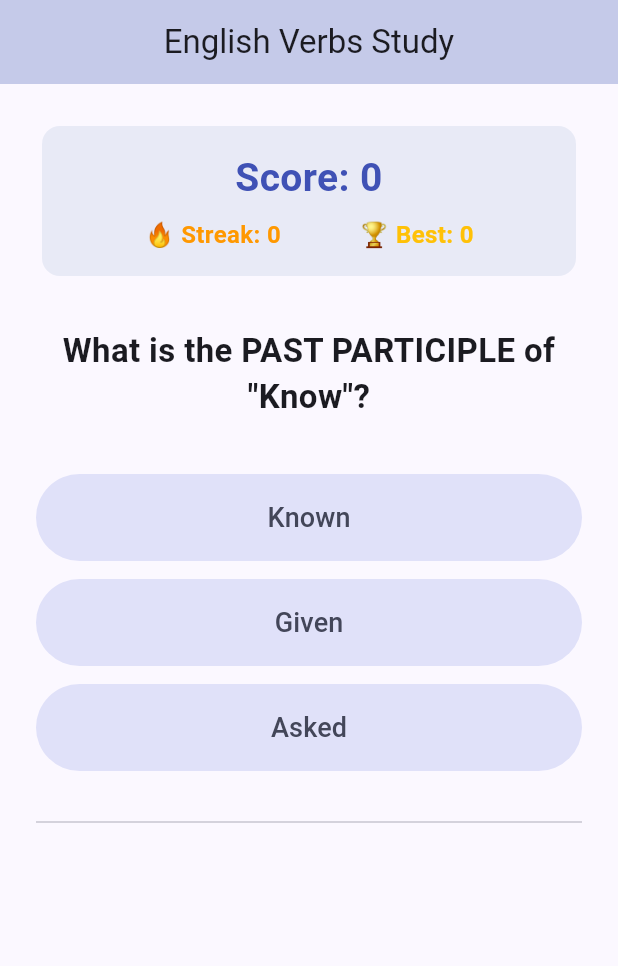
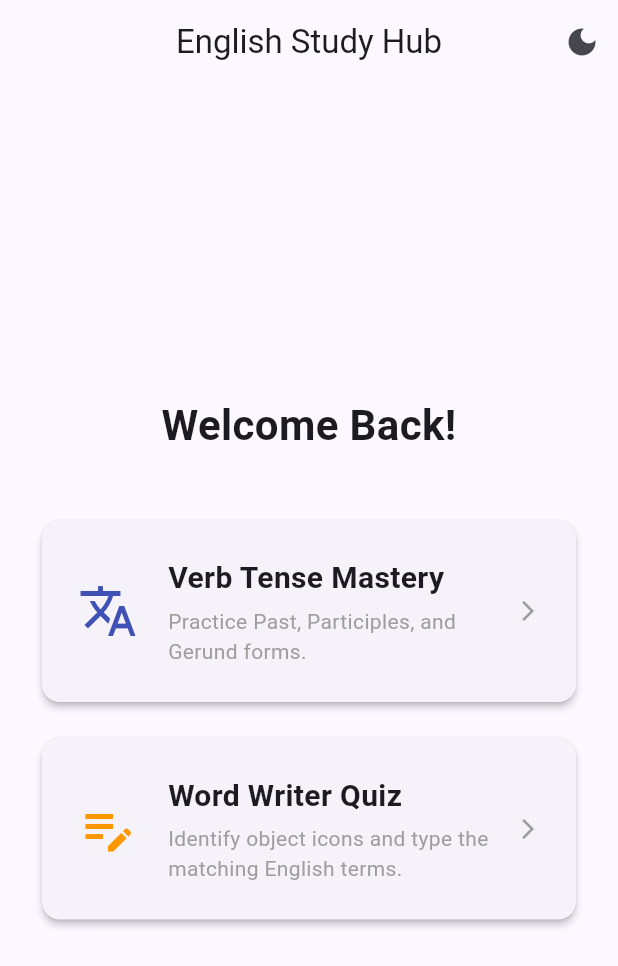
Before and after one commit to leonardodgomes/english_verbs_study, a Flutter app: the screen it shows after launch, on a phone screen of 412 x 824 dp. Shown: the top 966 px of the screen. Run offline on Flutter 3.47's test engine with Material 3 defaults, Android fonts, the phone set to English and light mode, and no system bars; our stand-ins replace audioplayers, shared_preferences.

Commit message:
vocabulary first version

```diff
--- /dev/null
+++ b/lib/data/vocab_model.dart
@@ -0,0 +1,19 @@
+class VocabularyItem {
+  final String word;
+  final String hint;
+  final String iconName;
+
+  VocabularyItem({
+    required this.word,
+    required this.hint,
+    required this.iconName,
+  });
+
+  factory VocabularyItem.fromJson(Map<String, dynamic> json) {
+    return VocabularyItem(
+      word: json['word'],
+      hint: json['hint'],
+      iconName: json['iconName'] ?? 'help_outline',
+    );
+  }
+}
--- a/lib/main.dart
+++ b/lib/main.dart
@@ -3,8 +3,9 @@ import 'package:flutter/material.dart';
 import 'package:flutter/services.dart';
 import 'package:shared_preferences/shared_preferences.dart';
 import 'data/verb_model.dart';
+import 'data/vocab_model.dart';
 import 'state/quiz_notifier.dart';
-import 'ui/quiz_screen.dart';
+import 'ui/home_screen.dart';
 
 void main() {
   runApp(const MyApp());
@@ -13,41 +14,59 @@ void main() {
 class MyApp extends StatelessWidget {
   const MyApp({super.key});
 
-  Future<DynamicQuizNotifier> _initQuizNotifier() async {
-    // Initialize standard instances natively
+  Future<Map<String, dynamic>> _initAppData() async {
     final SharedPreferences prefs = await SharedPreferences.getInstance();
 
-    final String response = await rootBundle.loadString('assets/verbs.json');
-    final List<dynamic> data = json.decode(response);
-    final List<Verb> loadedVerbs = data.map((jsonItem) => Verb.fromJson(jsonItem)).toList();
+    // 1. Load the Verbs Game Data
+    final String verbsResponse = await rootBundle.loadString('assets/verbs.json');
+    final List<dynamic> verbsData = json.decode(verbsResponse);
+    final List<Verb> loadedVerbs = verbsData.map((jsonItem) => Verb.fromJson(jsonItem)).toList();
 
-    return DynamicQuizNotifier(loadedVerbs, prefs);
+    // 2. Load the Vocabulary Game Data
+    final String vocabResponse = await rootBundle.loadString('assets/vocabulary.json');
+    final List<dynamic> vocabData = json.decode(vocabResponse);
+    final List<VocabularyItem> loadedVocab = vocabData.map((jsonItem) => VocabularyItem.fromJson(jsonItem)).toList();
+
+    return {
+      'notifier': DynamicQuizNotifier(loadedVerbs, prefs),
+      'vocabList': loadedVocab
+    };
   }
 
   @override
   Widget build(BuildContext context) {
+    return FutureBuilder<Map<String, dynamic>>(
+      future: _initAppData(),
+      builder: (context, snapshot) {
+        if (snapshot.connectionState == ConnectionState.waiting) {
+          return const MaterialApp(home: Scaffold(body: Center(child: CircularProgressIndicator())));
+        }
+        if (snapshot.hasError) {
+          return const MaterialApp(home: Scaffold(body: Center(child: Text('Error initializing application.'))));
+        }
+
+        final DynamicQuizNotifier quizNotifier = snapshot.data!['notifier'];
+        final List<VocabularyItem> vocabList = snapshot.data!['vocabList'];
+
+        return ValueListenableBuilder<DynamicQuizState>(
+          valueListenable: quizNotifier,
+          builder: (context, state, child) {
             return MaterialApp(
               debugShowCheckedModeBanner: false,
+              themeMode: state.isDarkMode ? ThemeMode.dark : ThemeMode.light,
               theme: ThemeData(
-        colorScheme: ColorScheme.fromSeed(seedColor: Colors.indigo),
+                colorScheme: ColorScheme.fromSeed(seedColor: Colors.indigo, brightness: Brightness.light),
                 useMaterial3: true,
               ),
-      home: FutureBuilder<DynamicQuizNotifier>(
-        future: _initQuizNotifier(),
-        builder: (context, snapshot) {
-          if (snapshot.connectionState == ConnectionState.waiting) {
-            return const Scaffold(
-              body: Center(child: CircularProgressIndicator()),
+              darkTheme: ThemeData(
+                colorScheme: ColorScheme.fromSeed(seedColor: Colors.indigo, brightness: Brightness.dark),
+                useMaterial3: true,
+              ),
+              home: HomeScreen(quizNotifier: quizNotifier, vocabularyList: vocabList),
             );
-          }
-          if (snapshot.hasError) {
-            return const Scaffold(
-              body: Center(child: Text('Error loading verb dataset.')),
+          },
         );
-          }
-          return QuizScreen(quizNotifier: snapshot.data!);
       },
-      ),
     );
   }
 }
--- a/lib/state/quiz_notifier.dart
+++ b/lib/state/quiz_notifier.dart
@@ -1,5 +1,7 @@
 import 'dart:math';
 import 'package:flutter/material.dart';
+import 'package:flutter/services.dart'; // For native Haptic Feedback
+import 'package:audioplayers/audioplayers.dart';
 import 'package:shared_preferences/shared_preferences.dart';
 import '../data/verb_model.dart';
 import 'question_engine.dart';
@@ -8,6 +10,7 @@ class DynamicQuizState {
   final int score;
   final int streak;
   final int highestStreak;
+  final bool isDarkMode; // New state tracking
   final DynamicQuestion currentQuestion;
   final List<HistoryEntry> history;
 
@@ -15,6 +18,7 @@ class DynamicQuizState {
     required this.score,
     required this.streak,
     required this.highestStreak,
+    required this.isDarkMode,
     required this.currentQuestion,
     required this.history,
   });
@@ -22,14 +26,15 @@ class DynamicQuizState {
 
 class DynamicQuizNotifier extends ValueNotifier<DynamicQuizState> {
   final List<Verb> _verbs;
-  final SharedPreferences _prefs; // Changed to traditional class
+  final SharedPreferences _prefs;
+  final AudioPlayer _audioPlayer = AudioPlayer(); // Initialize player instance
 
   DynamicQuizNotifier(this._verbs, this._prefs)
       : super(DynamicQuizState(
           score: 0,
           streak: 0,
-          // Read the saved best score using traditional getInt
           highestStreak: _prefs.getInt('highest_streak_key') ?? 0,
+          isDarkMode: _prefs.getBool('is_dark_mode_key') ?? false, // Load dark mode save
           currentQuestion: DynamicQuestion.generate(_pickVerbByWeight(_verbs), _verbs),
           history: [],
         ));
@@ -45,6 +50,21 @@ class DynamicQuizNotifier extends ValueNotifier<DynamicQuizState> {
     return verbs.first;
   }
 
+  // Toggles dark mode globally and saves to storage file
+  void toggleTheme() {
+    final nextMode = !value.isDarkMode;
+    _prefs.setBool('is_dark_mode_key', nextMode);
+
+    value = DynamicQuizState(
+      score: value.score,
+      streak: value.streak,
+      highestStreak: value.highestStreak,
+      isDarkMode: nextMode,
+      currentQuestion: value.currentQuestion,
+      history: value.history,
+    );
+  }
+
   void submitAnswer(String selectedAnswer) {
     final currentQuestion = value.currentQuestion;
     final activeVerb = currentQuestion.verb;
@@ -58,16 +78,23 @@ class DynamicQuizNotifier extends ValueNotifier<DynamicQuizState> {
       newScore += 1;
       newStreak += 1;
 
+      // Native audio feedback (using official platform link presets)
+      _audioPlayer.play(UrlSource('https://mixkit.co'));
+      HapticFeedback.lightImpact(); // Soft physical vibration check
+
       if (newStreak > newHighestStreak) {
         newHighestStreak = newStreak;
-        // Save using traditional asynchronous setter
         _prefs.setInt('highest_streak_key', newHighestStreak);
       }
-
       if (activeVerb.weight > 1) activeVerb.weight -= 1;
     } else {
       newScore -= 1;
       newStreak = 0;
+
+      // Error feedback triggers
+      _audioPlayer.play(UrlSource('https://mixkit.co'));
+      HapticFeedback.vibrate(); // Heavier device physical buzz alerting a miss
+
       activeVerb.weight += 3;
     }
 
@@ -89,6 +116,7 @@ class DynamicQuizNotifier extends ValueNotifier<DynamicQuizState> {
       score: newScore,
       streak: newStreak,
       highestStreak: newHighestStreak,
+      isDarkMode: value.isDarkMode,
       currentQuestion: DynamicQuestion.generate(nextVerb, _verbs),
       history: updatedHistory,
     );
--- /dev/null
+++ b/lib/state/vocab_notifier.dart
@@ -0,0 +1,57 @@
+import 'dart:math';
+import 'package:flutter/material.dart';
+import 'package:flutter/services.dart';
+import 'package:audioplayers/audioplayers.dart';
+import '../data/vocab_model.dart';
+
+class VocabQuizState {
+  final int score;
+  final int highestScore;
+  final VocabularyItem currentItem;
+
+  VocabQuizState({
+    required this.score,
+    required this.highestScore,
+    required this.currentItem,
+  });
+}
+
+class VocabQuizNotifier extends ValueNotifier<VocabQuizState> {
+  final List<VocabularyItem> _vocabList;
+  final AudioPlayer _audioPlayer = AudioPlayer();
+
+  VocabQuizNotifier(this._vocabList)
+      : super(VocabQuizState(
+          score: 0,
+          highestScore: 0, // You can integrate SharedPreferences here later!
+          currentItem: _vocabList[Random().nextInt(_vocabList.length)],
+        ));
+
+  void checkAnswer(String typedAnswer) {
+    final cleanInput = typedAnswer.trim().toLowerCase();
+    final correctAnswer = value.currentItem.word.trim().toLowerCase();
+
+    int newScore = value.score;
+    int newHighest = value.highestScore;
+
+    if (cleanInput == correctAnswer) {
+      newScore += 1;
+      if (newScore > newHighest) newHighest = newScore;
+      _audioPlayer.play(UrlSource('https://mixkit.co'));
+      HapticFeedback.lightImpact();
+    } else {
+      newScore = 0; // Resets current streak on mistake
+      _audioPlayer.play(UrlSource('https://mixkit.co'));
+      HapticFeedback.vibrate();
+    }
+
+    // Pick a new unique random item
+    final nextItem = _vocabList[Random().nextInt(_vocabList.length)];
+
+    value = VocabQuizState(
+      score: newScore,
+      highestScore: newHighest,
+      currentItem: nextItem,
+    );
+  }
+}
--- /dev/null
+++ b/lib/ui/home_screen.dart
@@ -0,0 +1,128 @@
+import 'package:flutter/material.dart';
+import '../state/quiz_notifier.dart';
+import '../state/vocab_notifier.dart';
+import '../data/vocab_model.dart';
+import 'quiz_screen.dart';
+import 'vocab_screen.dart';
+
+class HomeScreen extends StatelessWidget {
+  final DynamicQuizNotifier quizNotifier;
+  final List<VocabularyItem> vocabularyList; // New separate data list!
+
+  const HomeScreen({
+    super.key,
+    required this.quizNotifier,
+    required this.vocabularyList,
+  });
+
+  @override
+  Widget build(BuildContext context) {
+    return ValueListenableBuilder<DynamicQuizState>(
+      valueListenable: quizNotifier,
+      builder: (context, state, child) {
+        return Scaffold(
+          appBar: AppBar(
+            title: const Text('English Study Hub'),
+            centerTitle: true,
+            actions: [
+              IconButton(
+                icon: Icon(state.isDarkMode ? Icons.light_mode : Icons.dark_mode),
+                onPressed: () => quizNotifier.toggleTheme(),
+              ),
+            ],
+          ),
+          body: Padding(
+            padding: const EdgeInsets.all(24.0),
+            child: Column(
+              crossAxisAlignment: CrossAxisAlignment.stretch,
+              mainAxisAlignment: MainAxisAlignment.center,
+              children: [
+                const Text(
+                  'Welcome Back!',
+                  textAlign: TextAlign.center,
+                  style: TextStyle(fontSize: 28, fontWeight: FontWeight.bold),
+                ),
+                const SizedBox(height: 40),
+
+                // GAME 1: Verbs Game Card
+                Card(
+                  elevation: 2,
+                  child: InkWell(
+                    onTap: () {
+                      Navigator.push(
+                        context,
+                        MaterialPageRoute(
+                          builder: (context) => QuizScreen(quizNotifier: quizNotifier),
+                        ),
+                      );
+                    },
+                    borderRadius: BorderRadius.circular(12),
+                    child: const Padding(
+                      padding: EdgeInsets.all(24.0),
+                      child: Row(
+                        children: [
+                          Icon(Icons.translate, size: 40, color: Colors.indigo),
+                          SizedBox(width: 20),
+                          Expanded(
+                            child: Column(
+                              crossAxisAlignment: CrossAxisAlignment.start,
+                              children: [
+                                Text('Verb Tense Mastery', style: TextStyle(fontSize: 20, fontWeight: FontWeight.bold)),
+                                SizedBox(height: 4),
+                                Text('Practice Past, Participles, and Gerund forms.', style: TextStyle(color: Colors.grey)),
+                              ],
+                            ),
+                          ),
+                          Icon(Icons.arrow_forward_ios, size: 16, color: Colors.grey),
+                        ],
+                      ),
+                    ),
+                  ),
+                ),
+                const SizedBox(height: 16),
+
+                // GAME 2: Vocabulary Typist Game Card
+                Card(
+                  elevation: 2,
+                  child: InkWell(
+                    onTap: () {
+                      Navigator.push(
+                        context,
+                        MaterialPageRoute(
+                          builder: (context) => VocabScreen(
+                            vocabNotifier: VocabQuizNotifier(vocabularyList), // Fed completely independently
+                          ),
+                        ),
+                      );
+                    },
+                    borderRadius: BorderRadius.circular(12),
+                    child: const Padding(
+                      padding: EdgeInsets.all(24.0),
+                      child: Row(
+                        children: [
+                          Icon(Icons.edit_note, size: 40, color: Colors.orange),
+                          SizedBox(width: 20),
+                          Expanded(
+                            child: Column(
+                              crossAxisAlignment: CrossAxisAlignment.start,
+                              children: [
+                                Text('Word Writer Quiz', style: TextStyle(fontSize: 20, fontWeight: FontWeight.bold)),
+                                SizedBox(height: 4),
+                                Text('Identify object icons and type the matching English terms.', style: TextStyle(color: Colors.grey)),
+                              ],
+                            ),
+                          ),
+                          Icon(Icons.arrow_forward_ios, size: 16, color: Colors.grey),
+                        ],
+                      ),
+                    ),
+                  ),
+                ),
+              ],
+            ),
+          ),
+        );
+      },
+    );
+  }
+}
--- a/pubspec.yaml
+++ b/pubspec.yaml
@@ -33,6 +33,8 @@ dependencies:
 
   shared_preferences: ^2.5.5
 
+  audioplayers: ^6.1.0  # <-- Add this package for sound effects
+
   # The following adds the Cupertino Icons font to your application.
   # Use with the CupertinoIcons class for iOS style icons.
   cupertino_icons: ^1.0.8
@@ -64,3 +66,4 @@ flutter:
   assets:
     # Ensure there are EXACTLY four spaces before the dash "-"
     - assets/verbs.json
+    - assets/vocabulary.json
```
Also changed, not shown: assets/vocabulary.json (added, +32 -0 lines), lib/ui/vocab_screen.dart (added, +99 -0 lines), pubspec.lock, 5 other files. Lines whose indentation alone changed are shown as unchanged.
